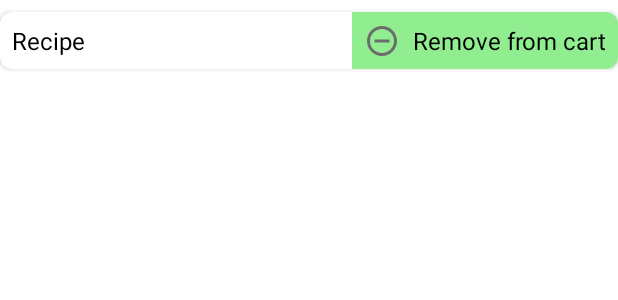
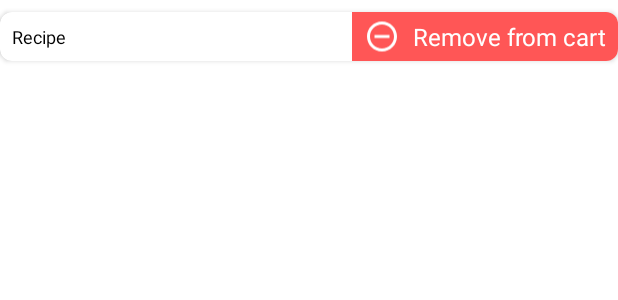
Before and after one commit to bharat1320/Recipee, an Android app: the layout custom_ingredient_view.xml on its own in the app's theme, with its tools: preview values and no code run, on a phone screen of 412 x 824 dp. Shown: the top 300 px of the screen. Run offline under Robolectric (Android 15) with nearby library versions, the light colour scheme and no system bars.

Commit message:
-> Add Item to cart function integrated -> cart item view fixed for multiple lines

```diff
--- a/app/src/main/java/com/project/recipee/ui/cart/CartFragment.kt
+++ b/app/src/main/java/com/project/recipee/ui/cart/CartFragment.kt
@@ -4,6 +4,7 @@ import android.annotation.SuppressLint
 import android.content.Context
 import android.content.SharedPreferences
 import android.os.Bundle
+import android.text.Html
 import androidx.fragment.app.Fragment
 import android.view.LayoutInflater
 import android.view.View
@@ -61,7 +62,9 @@ class CartFragment : Fragment() {
         binding.cartItemsLayout.removeAllViews()
         items.forEach {
             val layout = CustomIngredientViewBinding.inflate(LayoutInflater.from(requireContext()))
-            layout.ingredientName.text = it
+            val start = it.substringBefore(":")
+            val end = it.substringAfter(":")
+            layout.ingredientName.text = Html.fromHtml("<font color ='#228B22'>$start</font> : $end")
             layout.ingredientRemoveFromCart.setOnClickListener { view ->
                 items.remove(it)
                 binding.cartItemsLayout.removeView(layout.root)
--- a/app/src/main/res/drawable/ic_black_remove.xml
+++ b/app/src/main/res/drawable/ic_white_remove.xml
@@ -1,4 +1,4 @@
-<vector android:height="24dp" android:tint="@color/grey"
+<vector android:height="24dp" android:tint="@color/white"
     android:viewportHeight="24" android:viewportWidth="24"
     android:width="24dp" xmlns:android="http://schemas.android.com/apk/res/android">
     <path android:fillColor="@android:color/white" android:pathData="M7,11v2h10v-2L7,11zM12,2C6.48,2 2,6.48 2,12s4.48,10 10,10 10,-4.48 10,-10S17.52,2 12,2zM12,20c-4.41,0 -8,-3.59 -8,-8s3.59,-8 8,-8 8,3.59 8,8 -3.59,8 -8,8z"/>
--- a/app/src/main/res/layout/custom_ingredient_view.xml
+++ b/app/src/main/res/layout/custom_ingredient_view.xml
@@ -21,29 +21,39 @@
                 android:padding="@dimen/short_margin"
                 android:text="@string/app_name"
                 android:textColor="@color/black"
-                android:textSize="@dimen/text_size_16sp"
-                android:maxLines="1"
-                android:ellipsize="end"
+                android:textSize="@dimen/text_size_12sp"
+                app:layout_constraintBottom_toBottomOf="parent"
+                app:layout_constraintEnd_toStartOf="@+id/imageView"
+                app:layout_constraintHorizontal_bias="0.0"
+                app:layout_constraintStart_toStartOf="parent"
+                app:layout_constraintTop_toTopOf="parent"
+                app:layout_constraintVertical_bias="0.0" />
+
+            <ImageView
+                android:id="@+id/imageView"
+                android:layout_width="wrap_content"
+                android:layout_height="0dp"
+                android:background="@color/red"
+                android:src="@drawable/ic_white_remove"
+                android:paddingStart="@dimen/short_margin"
                 app:layout_constraintBottom_toBottomOf="parent"
                 app:layout_constraintEnd_toStartOf="@+id/ingredient_remove_from_cart"
-                app:layout_constraintStart_toStartOf="parent"
                 app:layout_constraintTop_toTopOf="parent" />
 
             <TextView
                 android:id="@+id/ingredient_remove_from_cart"
                 android:layout_width="wrap_content"
                 android:layout_height="0dp"
-                android:padding="@dimen/short_margin"
+                android:background="@color/red"
+                android:drawablePadding="@dimen/short_margin"
+                android:gravity="center"
+                android:paddingHorizontal="@dimen/short_margin"
                 android:text="@string/remove_from_cart"
-                android:background="@color/light_green"
-                android:textColor="@color/black"
-                android:gravity="center"
+                android:textColor="@color/white"
                 android:textSize="@dimen/text_size_16sp"
-                android:drawablePadding="@dimen/short_margin"
                 app:layout_constraintBottom_toBottomOf="parent"
                 app:layout_constraintEnd_toEndOf="parent"
-                app:layout_constraintTop_toTopOf="parent"
-                app:drawableStartCompat="@drawable/ic_black_remove" />
+                app:layout_constraintTop_toTopOf="parent" />
 
 
         </androidx.constraintlayout.widget.ConstraintLayout>
--- a/app/src/main/res/layout/fragment_cart.xml
+++ b/app/src/main/res/layout/fragment_cart.xml
@@ -29,7 +29,7 @@
         android:layout_marginTop="@dimen/short_margin"
         android:gravity="center"
         android:padding="@dimen/very_short_margin"
-        android:text="@string/cart_items"
+        android:text="@string/shopping_list"
         android:textColor="@color/black"
         android:textSize="@dimen/text_size_18sp"
         app:layout_constraintEnd_toEndOf="parent"
--- a/app/src/main/res/layout/fragment_recipe_detail.xml
+++ b/app/src/main/res/layout/fragment_recipe_detail.xml
@@ -101,7 +101,7 @@
                 android:layout_width="match_parent"
                 android:layout_height="wrap_content"
                 android:maxLines="2"
-                android:text="@string/ingredints_list"
+                android:text="@string/ingredients_list"
                 android:textSize="@dimen/text_size_16sp"
                 android:textStyle="bold"
                 android:layout_marginTop="@dimen/border_margin"
--- a/app/src/main/res/values/strings.xml
+++ b/app/src/main/res/values/strings.xml
@@ -34,16 +34,16 @@
         <item>calcium</item>
         <item>fiber</item>
     </string-array>
+
     <!-- TODO: Remove or change this placeholder text -->
     <string name="hello_blank_fragment">Hello blank fragment</string>
     <string name="product_detail">Product Detail</string>
     <string name="remove_from_cart">Remove from cart</string>
-    <string name="ingredints_list">Ingredints List :</string>
+    <string name="ingredients_list">Ingredients List :</string>
     <string name="recipe">Recipe :</string>
     <string name="nutritional_value">Nutritional value :</string>
     <string name="note_click_on_plus_icon_to_add_the_ingredient_in_cart">Note : Click on plus icon to add the ingredient in cart</string>
     <string name="your_favourite_recipes">Your Favourite Recipes</string>
-    <string name="cart_items">Cart Items</string>
 
     <!--    <string-array name="cuisine_list">-->
     <!--        <item>All</item>-->
```
Also changed, not shown: app/src/main/java/com/project/recipee/ui/recipeDetail/RecipeDetailFragment.kt (+29 -6 lines).
